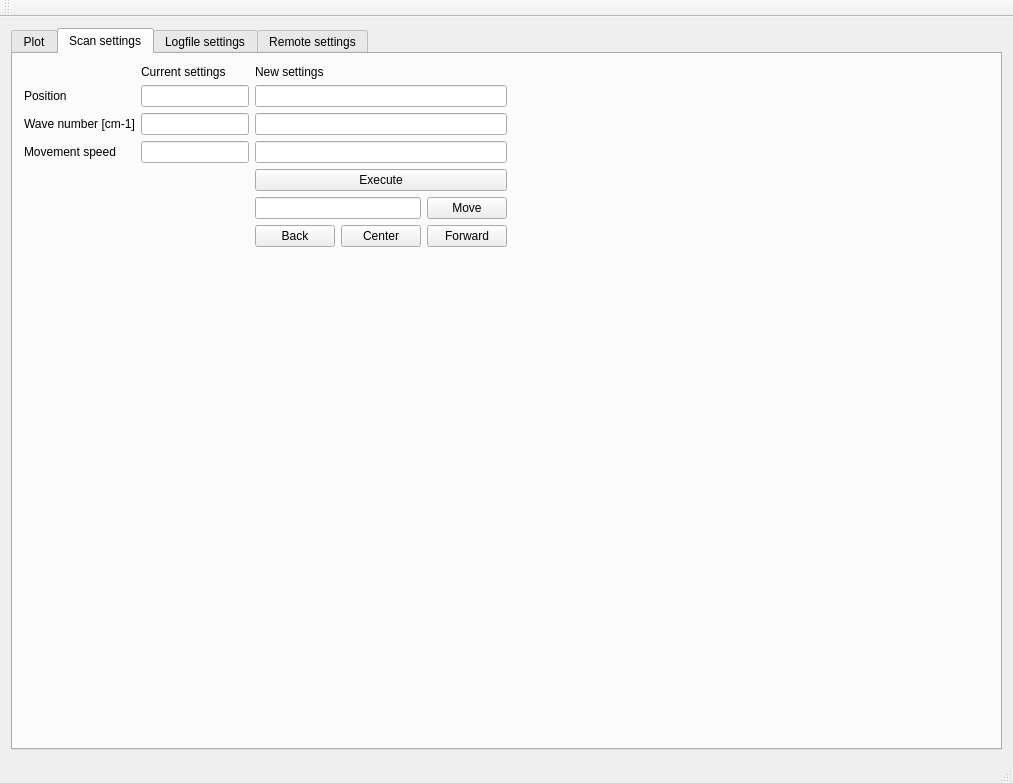
Old version of the form mainwindow.ui in the repository anates/Spectro.
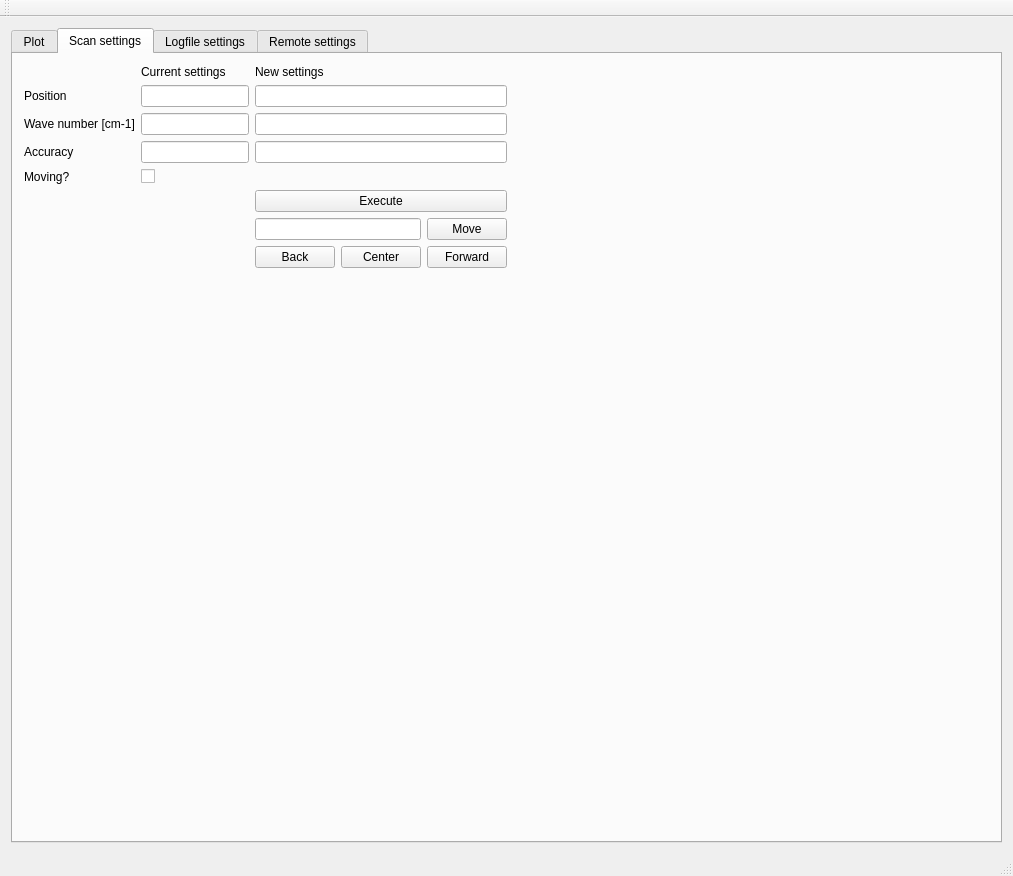
New version of the form. The open tabs and pages were chosen to show the change. Custom widgets are drawn as their Qt base class.

Commit message: Moving Box hinzugefuegt, Scan noch nicht getestet. DPC haengt noch immer, muss noch gefixt werden. Modularitaet weitestgehend fertig gestellt.

Patch:
```diff
--- a/mainwindow.ui
+++ b/mainwindow.ui
@@ -7,7 +7,7 @@
     <x>0</x>
     <y>0</y>
     <width>1013</width>
-    <height>783</height>
+    <height>876</height>
    </rect>
   </property>
   <property name="windowTitle">
@@ -18,7 +18,7 @@
     <item row="0" column="0">
      <widget class="QTabWidget" name="gridTabWidget">
       <property name="currentIndex">
-       <number>0</number>
+       <number>1</number>
       </property>
       <widget class="QWidget" name="plotTab">
        <attribute name="title">
@@ -35,9 +35,7 @@
         <item row="1" column="0">
          <layout class="QHBoxLayout" name="horizontalLayout_2">
           <item>
-           <widget class="QwtPlot" name="qwtPlot">
-            <zorder></zorder>
-           </widget>
+           <widget class="QwtPlot" name="qwtPlot"/>
           </item>
           <item>
            <layout class="QFormLayout" name="formLayout_2">
@@ -358,6 +356,9 @@
        <layout class="QFormLayout" name="formLayout">
         <item row="0" column="0">
          <layout class="QGridLayout" name="gridLayout_7">
+          <item row="2" column="2">
+           <widget class="QLineEdit" name="newWaveNumber"/>
+          </item>
           <item row="0" column="1">
            <widget class="QLabel" name="label_12">
             <property name="text">
@@ -393,16 +394,6 @@
             </property>
            </widget>
           </item>
-          <item row="1" column="2">
-           <widget class="QLineEdit" name="newPosition"/>
-          </item>
-          <item row="4" column="2">
-           <widget class="QPushButton" name="execButton_2">
-            <property name="text">
-             <string>Execute</string>
-            </property>
-           </widget>
-          </item>
           <item row="1" column="0">
            <widget class="QLabel" name="label_13">
             <property name="text">
@@ -410,13 +401,27 @@
             </property>
            </widget>
           </item>
-          <item row="2" column="2">
-           <widget class="QLineEdit" name="newWaveNumber"/>
+          <item row="5" column="2">
+           <widget class="QPushButton" name="execButton_2">
+            <property name="text">
+             <string>Execute</string>
+            </property>
+           </widget>
+          </item>
+          <item row="1" column="2">
+           <widget class="QLineEdit" name="newPosition"/>
           </item>
           <item row="3" column="2">
            <widget class="QLineEdit" name="newSpeed"/>
           </item>
-          <item row="5" column="2">
+          <item row="3" column="0">
+           <widget class="QLabel" name="label_9">
+            <property name="text">
+             <string>Accuracy</string>
+            </property>
+           </widget>
+          </item>
+          <item row="6" column="2">
            <layout class="QHBoxLayout" name="horizontalLayout_4">
             <item>
              <widget class="QLineEdit" name="moveData"/>
@@ -437,14 +442,7 @@
             </property>
            </widget>
           </item>
-          <item row="3" column="0">
-           <widget class="QLabel" name="label_9">
-            <property name="text">
-             <string>Movement speed</string>
-            </property>
-           </widget>
-          </item>
-          <item row="6" column="2">
+          <item row="7" column="2">
            <layout class="QGridLayout" name="gridLayout_2">
             <item row="0" column="1">
              <widget class="QPushButton" name="centerMono">
@@ -469,6 +467,20 @@
             </item>
            </layout>
           </item>
+          <item row="4" column="1">
+           <widget class="QCheckBox" name="movingBox">
+            <property name="text">
+             <string/>
+            </property>
+           </widget>
+          </item>
+          <item row="4" column="0">
+           <widget class="QLabel" name="label">
+            <property name="text">
+             <string>Moving?</string>
+            </property>
+           </widget>
+          </item>
          </layout>
         </item>
        </layout>
@@ -558,7 +570,7 @@
         </item>
        </layout>
       </widget>
-      <widget class="QWidget" name="tab">
+      <widget class="QWidget" name="RemoteTab">
        <attribute name="title">
         <string>Remote settings</string>
        </attribute>
```
The commit also changes 7 other files.
